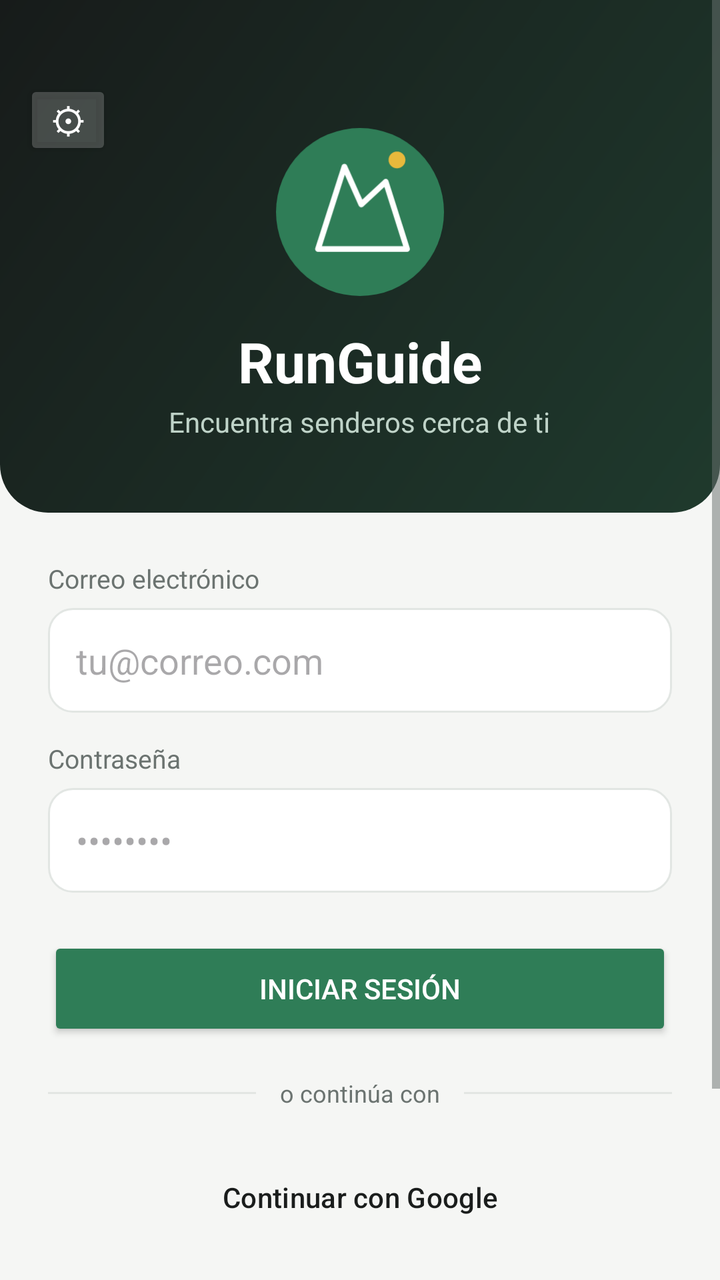
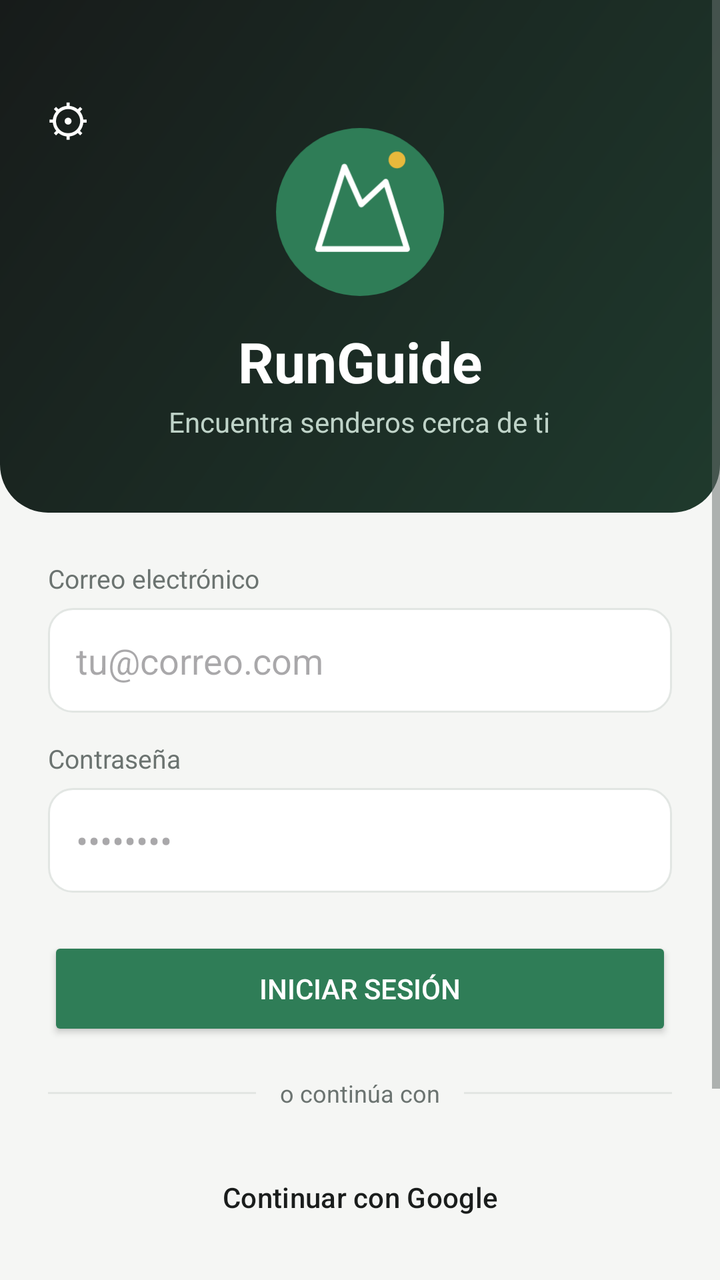

Compare the two renders of this Android layout. The source of the first and the diff that turns it into the second are given below.
<!-- AndroidManifest.xml: application theme Theme.RunGuide -->
<!-- res/layout/activity_main.xml -->
<?xml version="1.0" encoding="utf-8"?>
<ScrollView xmlns:android="http://schemas.android.com/apk/res/android"
    xmlns:app="http://schemas.android.com/apk/res-auto"
    android:layout_width="match_parent"
    android:layout_height="match_parent"
    android:background="@color/fondo_app"
    android:fillViewport="true">

    <LinearLayout
        android:layout_width="match_parent"
        android:layout_height="wrap_content"
        android:orientation="vertical">

        
        <FrameLayout
            android:layout_width="match_parent"
            android:layout_height="wrap_content">

        <LinearLayout
            android:layout_width="match_parent"
            android:layout_height="wrap_content"
            android:orientation="vertical"
            android:gravity="center_horizontal"
            android:background="@drawable/bg_header"
            android:paddingTop="64dp"
            android:paddingBottom="36dp">

            <ImageView
                android:layout_width="84dp"
                android:layout_height="84dp"
                android:src="@drawable/logo_app"
                android:contentDescription="@string/runguide" />

            <TextView
                android:id="@+id/tvTitle"
                android:layout_width="wrap_content"
                android:layout_height="wrap_content"
                android:text="@string/runguide"
                android:textSize="28sp"
                android:textStyle="bold"
                android:textColor="#FFFFFF"
                android:layout_marginTop="14dp" />

            <TextView
                android:id="@+id/tvSubtitle"
                android:layout_width="wrap_content"
                android:layout_height="wrap_content"
                android:text="@string/encuentra_senderos_cerca_de"
                android:textColor="#BFD3C8"
                android:textSize="14sp"
                android:layout_marginTop="2dp" />

        </LinearLayout>

            
            <Button
                android:id="@+id/btnAjustes"
                android:layout_width="44dp"
                android:layout_height="40dp"
                android:layout_gravity="top|start"
                android:layout_marginTop="40dp"
                android:layout_marginStart="12dp"
                android:minWidth="0dp"
                android:padding="0dp"
                android:text="⚙"
                android:textSize="18sp"
                android:contentDescription="@string/ajustes"
                android:backgroundTint="#33FFFFFF"
                android:textColor="#FFFFFF" />

        </FrameLayout>

        
        <LinearLayout
            android:layout_width="match_parent"
            android:layout_height="wrap_content"
            android:orientation="vertical"
            android:padding="24dp">

            <TextView
                android:layout_width="wrap_content"
                android:layout_height="wrap_content"
                android:text="@string/correo_electronico"
                android:textSize="13sp"
                android:textColor="@color/texto_secundario"
                android:layout_marginBottom="6dp" />

            <EditText
                android:id="@+id/etEmail"
                android:layout_width="match_parent"
                android:layout_height="wrap_content"
                android:hint="@string/tu_correo_com"
                android:inputType="textEmailAddress"
                android:background="@drawable/bg_input"
                android:padding="14dp" />

            <TextView
                android:layout_width="wrap_content"
                android:layout_height="wrap_content"
                android:text="@string/contrasena"
                android:textSize="13sp"
                android:textColor="@color/texto_secundario"
                android:layout_marginTop="14dp"
                android:layout_marginBottom="6dp" />

            <EditText
                android:id="@+id/etPassword"
                android:layout_width="match_parent"
                android:layout_height="wrap_content"
                android:hint="••••••••"
                android:inputType="textPassword"
                android:background="@drawable/bg_input"
                android:padding="14dp" />

            <Button
                android:id="@+id/btnLogin"
                android:layout_width="match_parent"
                android:layout_height="52dp"
                android:text="@string/iniciar_sesion"
                android:layout_marginTop="22dp"
                android:backgroundTint="@color/verde_primario"
                android:textColor="#FFFFFF" />

            
            <LinearLayout
                android:layout_width="match_parent"
                android:layout_height="wrap_content"
                android:orientation="horizontal"
                android:gravity="center_vertical"
                android:layout_marginTop="18dp"
                android:layout_marginBottom="18dp">

                <View
                    android:layout_width="0dp"
                    android:layout_weight="1"
                    android:layout_height="1dp"
                    android:background="@color/borde" />

                <TextView
                    android:layout_width="wrap_content"
                    android:layout_height="wrap_content"
                    android:text="@string/o_continua_con"
                    android:textSize="12sp"
                    android:textColor="@color/texto_secundario"
                    android:paddingStart="12dp"
                    android:paddingEnd="12dp" />

                <View
                    android:layout_width="0dp"
                    android:layout_weight="1"
                    android:layout_height="1dp"
                    android:background="@color/borde" />
            </LinearLayout>

            <Button
                android:id="@+id/btnGoogle"
                style="@style/Widget.Material3.Button.OutlinedButton"
                android:layout_width="match_parent"
                android:layout_height="52dp"
                android:text="@string/continuar_con_google"
                android:textColor="@color/texto_principal"
                app:icon="@drawable/ic_google"
                app:iconTint="@null"
                app:iconGravity="textStart"
                app:strokeColor="@color/borde"
                app:cornerRadius="12dp" />

            <Button
                android:id="@+id/btnRegisterTab"
                style="@style/Widget.Material3.Button.TextButton"
                android:layout_width="match_parent"
                android:layout_height="48dp"
                android:text="@string/no_tienes_cuenta_registrate"
                android:textColor="@color/verde_primario"
                android:layout_marginTop="8dp" />

            <Button
                android:id="@+id/btnInvitado"
                style="@style/Widget.Material3.Button.TextButton"
                android:layout_width="match_parent"
                android:layout_height="48dp"
                android:text="@string/entrar_como_invitado"
                android:textColor="@color/texto_secundario" />

        </LinearLayout>

    </LinearLayout>
</ScrollView>
<!-- resources referenced by this layout -->
<resources>
  <color name="borde">#E2E6E3</color>
  <color name="fondo_app">#F5F6F4</color>
  <color name="texto_principal">#1A1D1C</color>
  <color name="texto_secundario">#6B7370</color>
  <color name="verde_primario">#2F7D57</color>
  <!-- drawable bg_header (drawable) -->
  <?xml version="1.0" encoding="utf-8"?>
  <shape xmlns:android="http://schemas.android.com/apk/res/android" android:shape="rectangle">
      <gradient
          android:angle="315"
          android:startColor="#171B1A"
          android:endColor="#1F3A2D" />
      <corners
          android:bottomLeftRadius="24dp"
          android:bottomRightRadius="24dp" />
  </shape>
  <!-- drawable bg_input (drawable) -->
  <?xml version="1.0" encoding="utf-8"?>
  <shape xmlns:android="http://schemas.android.com/apk/res/android" android:shape="rectangle">
      <solid android:color="@color/superficie" />
      <stroke android:width="1dp" android:color="@color/borde" />
      <corners android:radius="12dp" />
  </shape>
  <!-- drawable logo_app (drawable) -->
  <?xml version="1.0" encoding="utf-8"?>
  <vector xmlns:android="http://schemas.android.com/apk/res/android"
      android:width="100dp"
      android:height="100dp"
      android:viewportWidth="100"
      android:viewportHeight="100">
  
      
      <path
          android:fillColor="#2F7D57"
          android:pathData="M50,50m-50,0a50,50 0,1 1,100 0a50,50 0,1 1,-100 0" />
  
      
      <path
          android:fillColor="#00000000"
          android:strokeColor="#FFFFFF"
          android:strokeWidth="3.4"
          android:strokeLineCap="round"
          android:strokeLineJoin="round"
          android:pathData="M25,72 L40.7,23 L50.8,45.5 L65.3,32 L78,72 Z" />
  
      
      <path
          android:fillColor="#E8B93C"
          android:pathData="M72,19m-5,0a5,5 0,1 1,10 0a5,5 0,1 1,-10 0" />
  </vector>
  <string name="ajustes">Ajustes</string>
  <string name="continuar_con_google">Continuar con Google</string>
  <string name="contrasena">Contraseña</string>
  <string name="correo_electronico">Correo electrónico</string>
  <string name="encuentra_senderos_cerca_de">Encuentra senderos cerca de ti</string>
  <string name="entrar_como_invitado">Entrar como invitado</string>
  <string name="iniciar_sesion">Iniciar sesión</string>
  <string name="no_tienes_cuenta_registrate">¿No tienes cuenta? Regístrate</string>
  <string name="o_continua_con">o continúa con</string>
  <string name="runguide">RunGuide</string>
  <string name="tu_correo_com">tu@correo.com</string>
  <style name="Theme.RunGuide" parent="Base.Theme.RunGuide" />
  <color name="superficie">#FFFFFF</color>
  <color name="white">#FFFFFFFF</color>
  <color name="verde_claro">#E7F0EA</color>
  <color name="verde_oscuro">#1F5A3F</color>
  <color name="amarillo">#E8B93C</color>
  <color name="negro_carbon">#171B1A</color>
  <color name="amarillo_claro">#FAF1D6</color>
  <color name="amarillo_texto">#6B5200</color>
  <style name="Widget.RunGuide.Button" parent="Widget.Material3.Button">
          <item name="cornerRadius">12dp</item>
          <item name="android:textAllCaps">false</item>
          <item name="android:letterSpacing">0</item>
          <item name="android:textSize">14sp</item>
          <item name="android:stateListAnimator">@null</item>
      </style>
  <style name="ShapeAppearance.RunGuide.Small" parent="ShapeAppearance.Material3.SmallComponent">
          <item name="cornerFamily">rounded</item>
          <item name="cornerSize">12dp</item>
      </style>
  <style name="ShapeAppearance.RunGuide.Medium" parent="ShapeAppearance.Material3.MediumComponent">
          <item name="cornerFamily">rounded</item>
          <item name="cornerSize">18dp</item>
      </style>
  <!-- unchanged entries left out for length: 2 -->
</resources>

<!-- the commit's change to res/layout/activity_main.xml (unified diff, before → after) -->
@@ -55,6 +55,7 @@
             
             <Button
                 android:id="@+id/btnAjustes"
+                style="@style/Widget.Material3.Button.TextButton"
                 android:layout_width="44dp"
                 android:layout_height="40dp"
                 android:layout_gravity="top|start"
@@ -63,10 +64,9 @@
                 android:minWidth="0dp"
                 android:padding="0dp"
                 android:text="⚙"
-                android:textSize="18sp"
-                android:contentDescription="@string/ajustes"
-                android:backgroundTint="#33FFFFFF"
-                android:textColor="#FFFFFF" />
+                android:textSize="22sp"
+                android:textColor="#FFFFFF"
+                android:contentDescription="@string/ajustes" />
 
         </FrameLayout>
 
